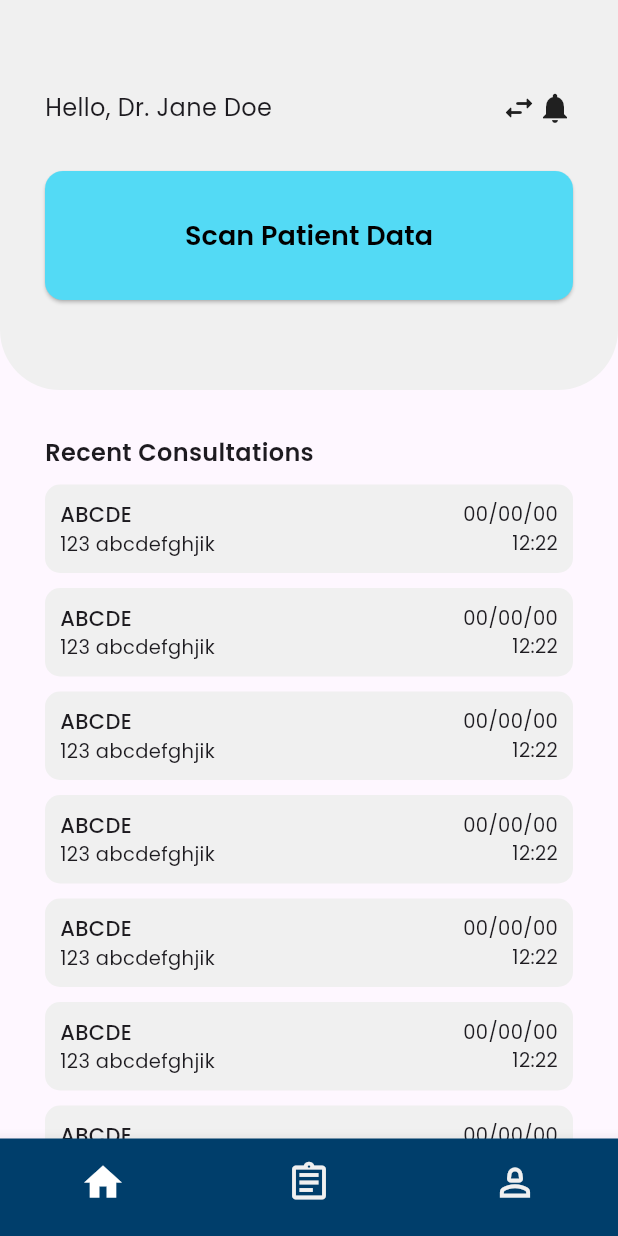
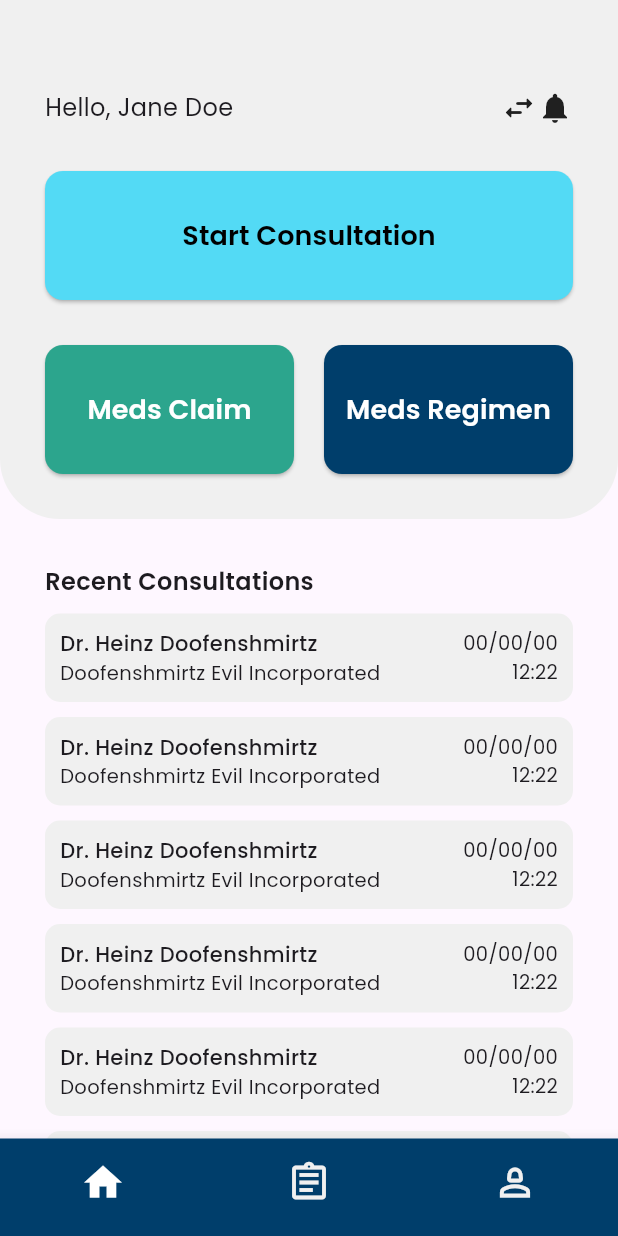
Before and after one commit to sirreidlos/medigram-app, a Flutter app: the screen it shows after launch, on a phone screen of 412 x 824 dp. Run offline on Flutter 3.47's test engine with Material 3 defaults, Android fonts, the phone set to English and light mode, and no system bars; our stand-ins replace flutter_secure_storage, google_fonts, qr_flutter; missing offline and left inert: mobile_scanner.

Commit message:
Fix: Home page

```diff
--- a/lib/page/home.dart
+++ b/lib/page/home.dart
@@ -11,7 +11,7 @@ class HomePage extends StatelessWidget {
   const HomePage({super.key});
 
   final String uniqueCode = "12345";
-  final bool isPatient = false;
+  final bool isPatient = true;
 
   @override
   Widget build(BuildContext context) {
@@ -60,50 +60,50 @@ class HomePage extends StatelessWidget {
                 children: [
                   Text("Recent Consultations", style: header2),
                   RecordCard(
-                    title: "ABCDE",
-                    subtitle: "123 abcdefghjik",
+                    title: "Dr. Heinz Doofenshmirtz",
+                    subtitle: "Doofenshmirtz Evil Incorporated",
                     info1: "00/00/00",
                     info2: "12:22",
                     isMed: false,
                   ),
                   RecordCard(
-                    title: "ABCDE",
-                    subtitle: "123 abcdefghjik",
+                    title: "Dr. Heinz Doofenshmirtz",
+                    subtitle: "Doofenshmirtz Evil Incorporated",
                     info1: "00/00/00",
                     info2: "12:22",
                     isMed: false,
                   ),
                   RecordCard(
-                    title: "ABCDE",
-                    subtitle: "123 abcdefghjik",
+                    title: "Dr. Heinz Doofenshmirtz",
+                    subtitle: "Doofenshmirtz Evil Incorporated",
                     info1: "00/00/00",
                     info2: "12:22",
                     isMed: false,
                   ),
                   RecordCard(
-                    title: "ABCDE",
-                    subtitle: "123 abcdefghjik",
+                    title: "Dr. Heinz Doofenshmirtz",
+                    subtitle: "Doofenshmirtz Evil Incorporated",
                     info1: "00/00/00",
                     info2: "12:22",
                     isMed: false,
                   ),
                   RecordCard(
-                    title: "ABCDE",
-                    subtitle: "123 abcdefghjik",
+                    title: "Dr. Heinz Doofenshmirtz",
+                    subtitle: "Doofenshmirtz Evil Incorporated",
                     info1: "00/00/00",
                     info2: "12:22",
                     isMed: false,
                   ),
                   RecordCard(
-                    title: "ABCDE",
-                    subtitle: "123 abcdefghjik",
+                    title: "Dr. Heinz Doofenshmirtz",
+                    subtitle: "Doofenshmirtz Evil Incorporated",
                     info1: "00/00/00",
                     info2: "12:22",
                     isMed: false,
                   ),
                   RecordCard(
-                    title: "ABCDE",
-                    subtitle: "123 abcdefghjik",
+                    title: "Dr. Heinz Doofenshmirtz",
+                    subtitle: "Doofenshmirtz Evil Incorporated",
                     info1: "00/00/00",
                     info2: "12:22",
                     isMed: false,
@@ -137,8 +137,7 @@ Widget mainFeature(BuildContext context, String uniqueCode, bool isPatient) {
             context,
             MaterialPageRoute(
               builder: ((context) {
-                // return ScanQR();
-                return ConsultForm("123");
+                return ScanQR();
               }),
             ),
           );
```
